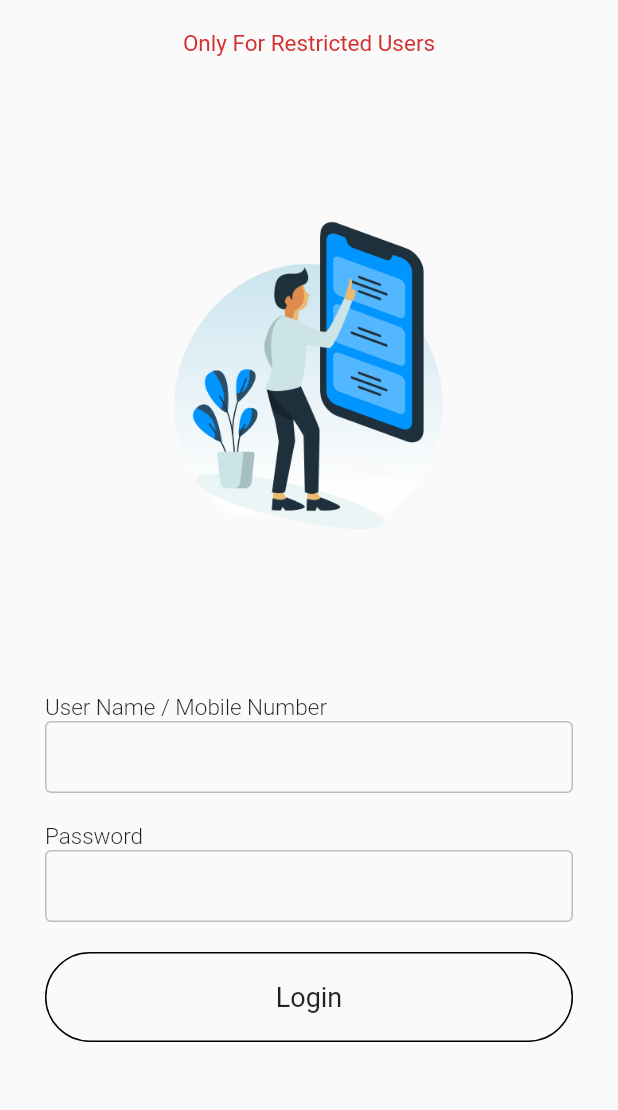
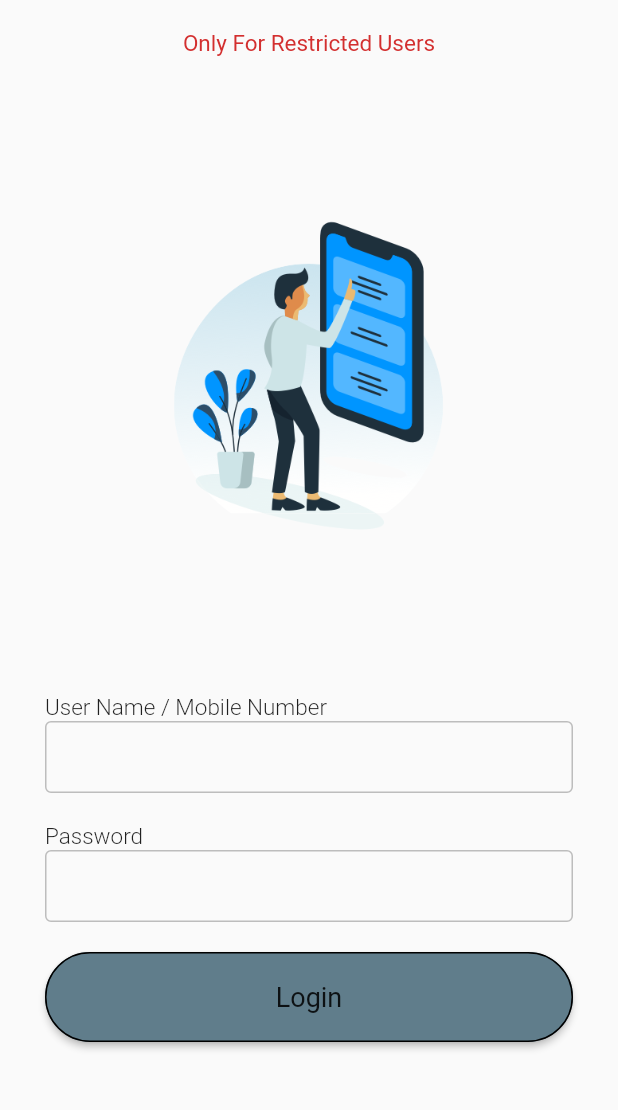
Before and after one commit to omkarmali235/Smart_Farm_Monitoring_Admin, a Flutter app: the screen it shows after launch, on a phone screen of 412 x 824 dp, the part 119-1229 px from its top. Run offline on Flutter 3.47's test engine with Material 2 defaults, Android fonts, the phone set to English and light mode, and no system bars; missing offline and left inert: gender_selection.

Commit message:
Second Commit

```diff
--- a/lib/login.dart
+++ b/lib/login.dart
@@ -26,7 +26,10 @@ class _LoginPageState extends State<LoginPage> {
                 children: <Widget>[
                   Text(
                     "Create New User",
-                    style: TextStyle(fontSize: 20, fontWeight: FontWeight.bold),
+                    style: TextStyle(
+                        fontSize: 20,
+                        fontWeight: FontWeight.bold,
+                        fontFamily: 'RobotoMono'),
                   ),
                   SizedBox(
                     height: 20,
--- a/lib/main.dart
+++ b/lib/main.dart
@@ -103,6 +103,7 @@ class HomePage extends StatelessWidget {
                     // the login button
                     MaterialButton(
                       minWidth: double.infinity,
+                      color: Colors.blueGrey,
                       height: 60,
                       onPressed: () {
                         Navigator.push(
```
